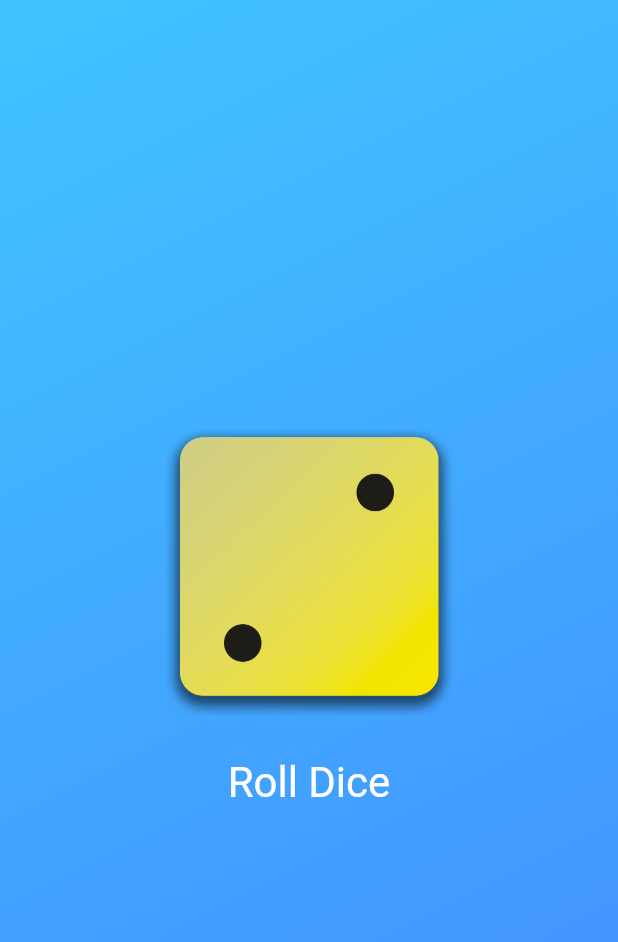
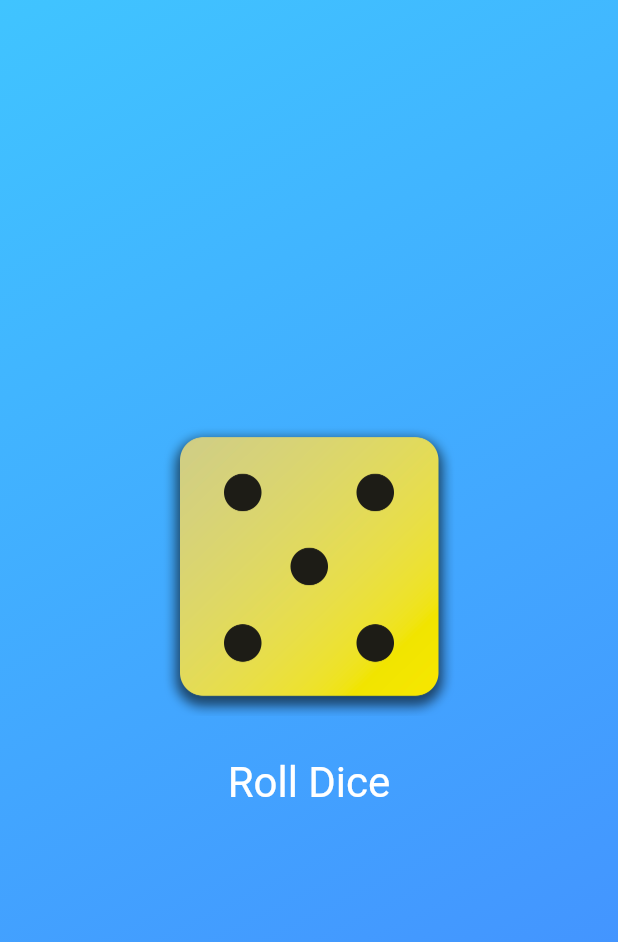
Before and after one commit to ThanakornBenjamin/roll-dice, a Flutter app: the screen it shows after launch, after a tap on "Roll Dice", on a phone screen of 412 x 824 dp. Shown: the top 942 px of the screen. Run offline on Flutter 3.47's test engine with Material 3 defaults, Android fonts, the phone set to English and light mode, and no system bars.

Commit message:
feat: implement random dice roll functionality using `dart:math` to dynamically update the dice image.

```diff
--- a/lib/dice_roller.dart
+++ b/lib/dice_roller.dart
@@ -1,4 +1,7 @@
 import 'package:flutter/material.dart';
+import 'dart:math';
+
+final randomizer = Random();
 
 class DiceRoller extends StatefulWidget {
   const DiceRoller({super.key});
@@ -8,11 +11,11 @@ class DiceRoller extends StatefulWidget {
 }
 
 class _DiceRollerState extends State<DiceRoller> {
-  var activeDiceImage = "assets/images/dice-1.png";
+  var currentDiceRoll = 1;
 
   void rollDice() {
     setState(() {
-      activeDiceImage = "assets/images/dice-2.png";
+      currentDiceRoll = randomizer.nextInt(6) + 1;
     });
   }
 
@@ -21,12 +24,11 @@ class _DiceRollerState extends State<DiceRoller> {
     return Column(
       mainAxisSize: MainAxisSize.min,
       children: [
-        Image.asset(activeDiceImage, width: 200),
+        Image.asset("assets/images/dice-$currentDiceRoll.png", width: 200),
         const SizedBox(height: 20),
         TextButton(
           onPressed: rollDice,
           style: TextButton.styleFrom(
-            // padding: const EdgeInsets.only(top: 20),
             foregroundColor: Colors.white,
             textStyle: const TextStyle(fontSize: 28),
           ),
```
